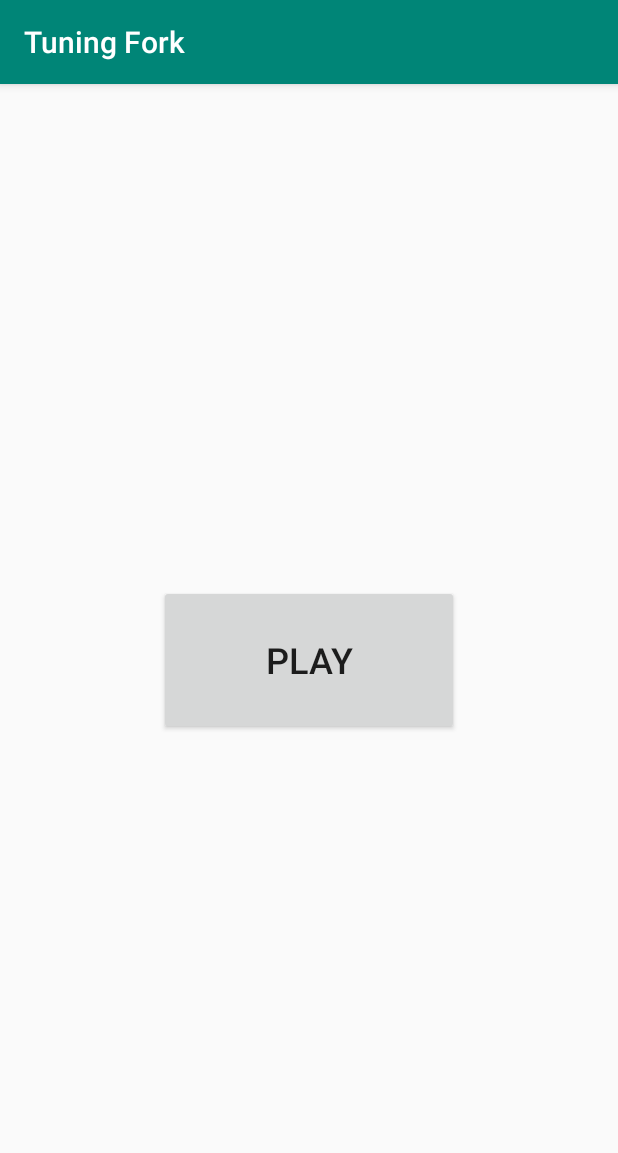
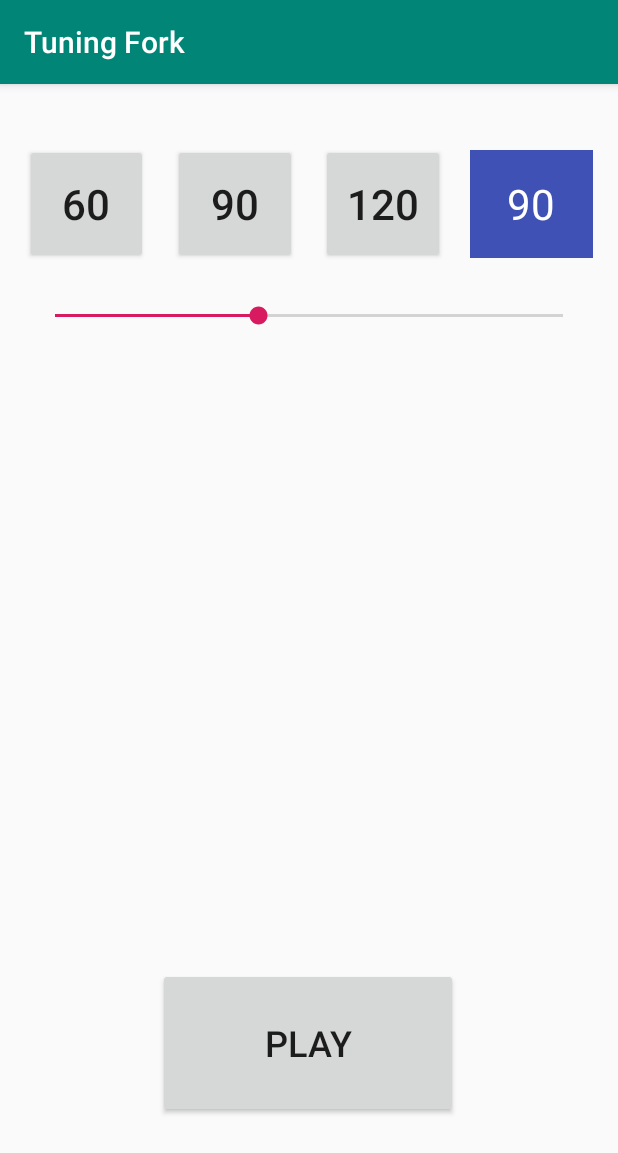
Before and after one commit to Mikhail75/TuningFork, an Android app: the screen it shows after launch (MainActivity), on a phone screen of 412 x 824 dp. Shown: the top 1153 px of the screen. Run offline under Robolectric (Android 15) with nearby library versions, the phone set to English and light mode, and no system bars; 2 statements that could not run were skipped.

Commit message:
[TuningFork] Реализовал возможность изменения темпа воспроизведения семплов

```diff
--- a/app/src/main/java/com/mglizerin/vocaltuningfork/MainActivity.kt
+++ b/app/src/main/java/com/mglizerin/vocaltuningfork/MainActivity.kt
@@ -4,16 +4,77 @@ import android.content.Intent
 import android.support.v7.app.AppCompatActivity
 import android.os.Bundle
 import android.widget.Button
+import android.widget.SeekBar
+import android.widget.TextView
+import com.mglizerin.vocaltuningfork.application.TuningForkApplication
 
 class MainActivity : AppCompatActivity() {
+    private lateinit var mTempoTextView: TextView
+    private lateinit var mTempoSeekBar: SeekBar
+
+    val mTempoMinValue = 30
+    val mTempoMaxValue = 180
 
     override fun onCreate(savedInstanceState: Bundle?) {
         super.onCreate(savedInstanceState)
         setContentView(R.layout.activity_main)
+
+        mTempoTextView = findViewById(R.id.tempoTextView)
+        mTempoSeekBar = findViewById(R.id.tempoSeekBar)
+
+        initChangeTempoButtons()
+        initTempoTextView()
+        initTempoSeekBar()
 
         val button = findViewById<Button>(R.id.button)
         button.setOnClickListener {
             startActivity(Intent(this, SamplesActivity::class.java))
         }
     }
+
+    private fun initChangeTempoButtons() {
+        addChangeTempoButtonListener(findViewById(R.id.beat60button), 60)
+        addChangeTempoButtonListener(findViewById(R.id.beat90button), 90)
+        addChangeTempoButtonListener(findViewById(R.id.beat120button), 120)
+    }
+
+    private fun addChangeTempoButtonListener(button: Button, value: Int) {
+        button.setOnClickListener {
+            onTempoChanged(value)
+        }
+    }
+
+    private fun initTempoTextView() {
+        val tempo = TuningForkApplication.getApplication().tempo()
+        mTempoTextView.text = tempo.beatsPerMinute().toString()
+    }
+
+    private fun initTempoSeekBar() {
+        val tempo = TuningForkApplication.getApplication().tempo()
+
+        mTempoSeekBar.max = mTempoMaxValue - mTempoMinValue
+        mTempoSeekBar.progress = tempo.beatsPerMinute() - mTempoMinValue
+
+        mTempoSeekBar.setOnSeekBarChangeListener(object : SeekBar.OnSeekBarChangeListener {
+            override fun onProgressChanged(seekBar: SeekBar?, progress: Int, fromUser: Boolean) {
+                mTempoTextView.text = (progress + mTempoMinValue).toString()
+            }
+
+            override fun onStartTrackingTouch(seekBar: SeekBar?) = Unit
+
+            override fun onStopTrackingTouch(seekBar: SeekBar?) {
+                if (seekBar != null) {
+                    onTempoChanged(seekBar.progress + mTempoMinValue)
+                }
+            }
+
+        })
+    }
+
+    private fun onTempoChanged(value: Int) {
+        mTempoTextView.text = value.toString()
+        mTempoSeekBar.progress = value - mTempoMinValue
+
+        TuningForkApplication.getApplication().setTempo(value)
+    }
 }
--- a/app/src/main/java/com/mglizerin/vocaltuningfork/application/TuningForkApplication.kt
+++ b/app/src/main/java/com/mglizerin/vocaltuningfork/application/TuningForkApplication.kt
@@ -7,7 +7,9 @@ import com.mglizerin.tuningfork.player.util.createDefaultSoundBank
 import com.mglizerin.tuningfork.samples.createSamples
 import com.mglizerin.tuningfork.sound.Key
 import com.mglizerin.tuningfork.sound.Tempo
+import com.mglizerin.tuningfork.sound.interfaces.IKey
 import com.mglizerin.tuningfork.sound.interfaces.ISample
+import com.mglizerin.tuningfork.sound.interfaces.ITempo
 import com.mglizerin.tuningfork.sound.types.*
 
 class TuningForkApplication: Application() {
@@ -15,8 +17,29 @@ class TuningForkApplication: Application() {
     private lateinit var mPlayer: Player
     private lateinit var mSamples: List<ISample>
 
+    private var mKey = Key(Note.G, Accidental.NATURAL, Mode.MAJOR)
+    private var mTempo = Tempo(Beat.QUARTER, 90)
+
     init {
         AppCompatDelegate.setCompatVectorFromResourcesEnabled(true)
+    }
+
+    fun tempo(): ITempo {
+        return Tempo(mTempo.beat(), mTempo.beatsPerMinute())
+    }
+
+    fun setKey(key: IKey) {
+        if (key != mKey) {
+            mKey = Key(key.note(), key.accidental(), key.mode())
+            createSamples()
+        }
+    }
+
+    fun setTempo(beatsPerMinute: Int) {
+        if (beatsPerMinute != mTempo.beatsPerMinute) {
+            mTempo = Tempo(Beat.QUARTER, beatsPerMinute)
+            createSamples()
+        }
     }
 
     override fun onCreate() {
@@ -25,7 +48,11 @@ class TuningForkApplication: Application() {
         instance = this
 
         mPlayer = Player(mSoundBank, instance)
-        mSamples = createSamples(Key(Note.G, Accidental.NATURAL, Mode.MAJOR), Tempo(Beat.QUARTER, 90))
+        createSamples()
+    }
+
+    private fun createSamples() {
+        mSamples = createSamples(mKey, mTempo)
     }
 
     companion object {
--- a/app/src/main/res/layout/activity_main.xml
+++ b/app/src/main/res/layout/activity_main.xml
@@ -8,6 +8,71 @@
         tools:context=".MainActivity"
         android:id="@+id/root_layout">
     <Button
+            android:id="@+id/beat60button"
+            android:text="60"
+            android:textSize="28sp"
+            app:layout_constraintWidth_percent="0.2"
+            android:layout_width="0dp"
+            android:layout_height="80dp"
+            app:layout_constraintStart_toStartOf="parent"
+            app:layout_constraintHorizontal_bias="0.5"
+            app:layout_constraintEnd_toStartOf="@+id/beat90button"
+            android:layout_marginTop="40dp"
+            app:layout_constraintTop_toTopOf="parent"/>
+    <Button
+            android:id="@+id/beat90button"
+            android:text="90"
+            android:textSize="28sp"
+            app:layout_constraintWidth_percent="0.2"
+            android:layout_width="0dp"
+            android:layout_height="80dp"
+            app:layout_constraintTop_toTopOf="@+id/beat60button"
+            app:layout_constraintBottom_toBottomOf="@+id/beat60button"
+            app:layout_constraintVertical_bias="0.0"
+            app:layout_constraintStart_toEndOf="@+id/beat60button"
+            app:layout_constraintHorizontal_bias="0.5"
+            app:layout_constraintEnd_toStartOf="@+id/beat120button"/>
+    <Button
+            android:id="@+id/beat120button"
+            android:text="120"
+            android:textSize="28sp"
+            app:layout_constraintWidth_percent="0.2"
+            android:layout_width="0dp"
+            android:layout_height="80dp"
+            app:layout_constraintTop_toTopOf="@+id/beat90button"
+            app:layout_constraintBottom_toBottomOf="@+id/beat90button"
+            app:layout_constraintVertical_bias="0.0"
+            app:layout_constraintStart_toEndOf="@+id/beat90button"
+            app:layout_constraintHorizontal_bias="0.5"
+            app:layout_constraintEnd_toStartOf="@+id/tempoTextView"/>
+    <TextView
+            android:id="@+id/tempoTextView"
+            android:text="90"
+            android:layout_width="0dp"
+            android:layout_height="72dp"
+            app:layout_constraintWidth_percent="0.2"
+            android:gravity="center"
+            android:background="#3F51B5"
+            android:textColor="#FFFFFF"
+            android:textSize="28sp"
+            tools:text="90"
+            app:layout_constraintTop_toTopOf="@+id/beat120button" app:layout_constraintBottom_toBottomOf="@+id/beat120button"
+            app:layout_constraintStart_toEndOf="@+id/beat120button" app:layout_constraintHorizontal_bias="0.5"
+            app:layout_constraintEnd_toEndOf="parent"/>
+    <SeekBar
+            android:id="@+id/tempoSeekBar"
+            android:layout_width="0dp"
+            android:layout_height="wrap_content"
+            app:layout_constraintWidth_percent="0.9"
+            app:layout_constraintStart_toStartOf="parent"
+            android:layout_marginLeft="8dp"
+            android:layout_marginStart="8dp"
+            app:layout_constraintEnd_toEndOf="parent"
+            android:layout_marginEnd="8dp"
+            android:layout_marginRight="8dp"
+            app:layout_constraintTop_toTopOf="parent"
+            android:layout_marginTop="145dp"/>
+    <Button
             android:text="Play"
             android:layout_width="200dp"
             android:layout_height="100dp"
@@ -16,5 +81,9 @@
             app:layout_constraintBottom_toBottomOf="parent" app:layout_constraintEnd_toEndOf="parent"
             android:layout_marginEnd="8dp" android:layout_marginRight="8dp"
             app:layout_constraintStart_toStartOf="parent" android:layout_marginLeft="8dp"
-            android:layout_marginStart="8dp" android:textSize="24sp"/>
+            android:layout_marginStart="8dp" android:textSize="24sp" app:layout_constraintHorizontal_bias="0.497"
+            app:layout_constraintVertical_bias="0.892"/>
+
+
+
 </android.support.constraint.ConstraintLayout>
```
